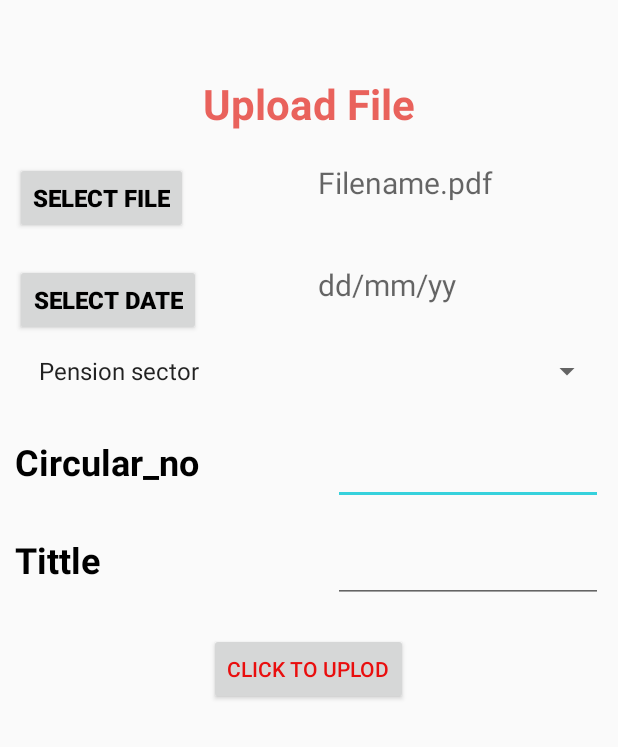
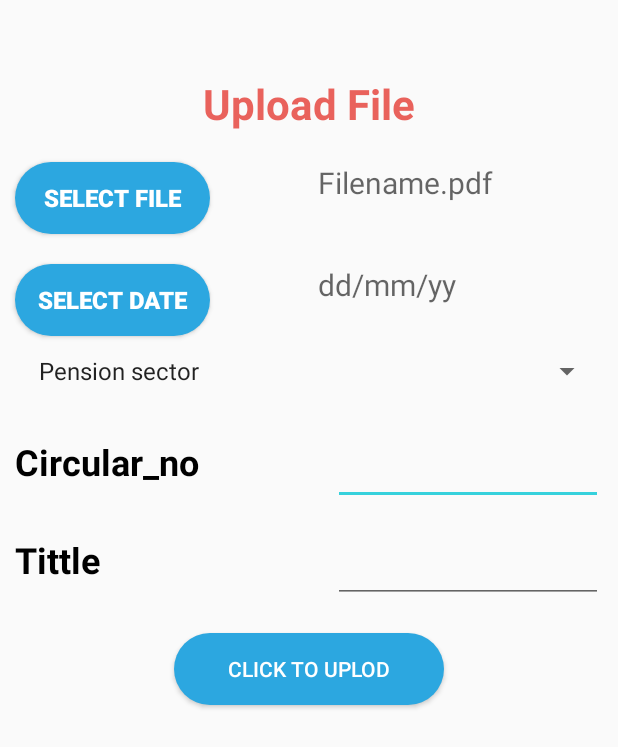
Before and after one commit to SKYLARK-13/MK23_WEBREBELS, an Android app: the AdminActivity screen opened directly, with no data from a screen before it, after a tap on "UPLOAD NOTICE", on a phone screen of 412 x 824 dp. Shown: the top 747 px of the screen. Run offline under Robolectric (Android 15) with nearby library versions, the phone set to English and light mode, and no system bars; our stand-ins replace Firebase (no records; nobody signed in at launch, a user with empty details on screens opened directly); 2 statements that could not run were skipped.

Commit message:
ui changes

```diff
--- a/app/src/main/AndroidManifest.xml
+++ b/app/src/main/AndroidManifest.xml
@@ -20,7 +20,7 @@
         <activity android:name=".ListOptionActivity"></activity>
         <activity
             android:name=".AdminReportActivity"
-            android:theme="@style/Theme.AppCompat.DayNight.DarkActionBar"></activity>
+            android:theme="@style/ThemeOverlay.AppCompat.ActionBar"></activity>
         <activity android:name=".DeletActivity" />
         <activity android:name=".EmailList" />
         <activity android:name=".EmailActivity" />
--- a/app/src/main/res/layout/account_fragment.xml
+++ b/app/src/main/res/layout/account_fragment.xml
@@ -58,7 +58,9 @@
         android:layout_height="50dp"
         android:layout_below="@+id/deletaccount"
         android:text="Delete Account"
+        android:background="@drawable/button"
         android:id="@+id/delete"
+        android:textColor="#fff"
         android:textSize="20sp"
         android:layout_marginTop="20dp"
         android:layout_centerHorizontal="true"/>
--- a/app/src/main/res/layout/activity_delet.xml
+++ b/app/src/main/res/layout/activity_delet.xml
@@ -40,7 +40,6 @@
         android:layout_below="@+id/deletNotice"
         android:layout_centerHorizontal="true"
         android:layout_marginTop="20dp"
-        android:background="#2CA7E0"
         android:textAlignment="center" />
 
     <Button
--- a/app/src/main/res/layout/activity_email.xml
+++ b/app/src/main/res/layout/activity_email.xml
@@ -28,6 +28,7 @@
         android:layout_marginLeft="150dp"
         android:layout_width="150dp"
         android:layout_height="wrap_content"
+        android:layout_centerInParent="true"
         android:text="sendmail"
         android:textSize="18sp"
         android:textColor="#FFF"
--- a/app/src/main/res/layout/activity_file.xml
+++ b/app/src/main/res/layout/activity_file.xml
@@ -18,13 +18,14 @@
 
     <Button
         android:id="@+id/choosefile"
-        android:layout_width="wrap_content"
+        android:layout_width="130dp"
         android:layout_height="wrap_content"
         android:text="Select file"
         android:textSize="16sp"
         android:layout_below="@+id/textview6"
+        android:background="@drawable/button"
         android:layout_marginLeft="10dp"
-        android:textColor="#000000"
+        android:textColor="#fff"
         android:textStyle="bold"
 
         android:layout_marginTop="20dp"
@@ -41,17 +42,18 @@
         android:layout_marginTop="20dp"
         android:scrollbarAlwaysDrawHorizontalTrack="true"/>
 <Button
-    android:layout_width="wrap_content"
+    android:layout_width="130dp"
     android:layout_height="wrap_content"
     android:text="Select Date"
     android:textSize="16sp"
     android:layout_below="@+id/choosefile"
+    android:background="@drawable/button"
     android:layout_marginLeft="10dp"
     android:id="@+id/choosedate"
     android:layout_marginTop="20dp"
     android:layout_alignParentLeft="true"
     android:textStyle="bold"
-    android:textColor="#000000"/>
+    android:textColor="#fff"/>
     <TextView
         android:id="@+id/date1"
         android:layout_width="180dp"
@@ -127,17 +129,18 @@
         />
 
     <Button
-        android:layout_width="wrap_content"
+        android:layout_width="180dp"
         android:layout_height="wrap_content"
         android:text="Click to uplod"
         android:layout_below="@+id/tittle1"
+        android:background="@drawable/button"
         android:layout_marginTop="20dp"
         android:layout_marginRight="10dp"
         android:layout_marginLeft="10dp"
         android:textAlignment="center"
         android:layout_centerHorizontal="true"
         android:id="@+id/uploadfile"
-        android:textColor="#E90E0E"/>
+        android:textColor="#fff"/>
 
 
 </RelativeLayout>
--- a/app/src/main/res/layout/activity_viewedby.xml
+++ b/app/src/main/res/layout/activity_viewedby.xml
@@ -5,10 +5,15 @@
     android:layout_width="match_parent"
     android:layout_height="match_parent"
     tools:context=".ViewedbyActivity">
+
+    <include
+        layout="@layout/appbar"></include>
+
     <androidx.recyclerview.widget.RecyclerView
         android:id="@+id/recyclerview_seenby"
         android:layout_width="match_parent"
         android:layout_height="match_parent"
+        android:layout_marginTop="80dp"
         app:layout_constraintTop_toTopOf="parent"
         app:layout_constraintLeft_toLeftOf="parent"
         app:layout_constraintRight_toRightOf="parent">
--- a/app/src/main/res/layout/content_main.xml
+++ b/app/src/main/res/layout/content_main.xml
@@ -17,4 +17,5 @@
         app:layout_constraintRight_toRightOf="parent"
         app:layout_constraintTop_toTopOf="parent"
         app:navGraph="@navigation/mobile_navigation" />
+
 </androidx.constraintlayout.widget.ConstraintLayout>
--- a/app/src/main/res/layout/feedback_fragment.xml
+++ b/app/src/main/res/layout/feedback_fragment.xml
@@ -60,10 +60,11 @@
         android:id="@+id/btt_feedback"
         android:layout_width="wrap_content"
         android:layout_height="wrap_content"
-        android:layout_centerHorizontal="true"
+        android:layout_centerInParent="true"
+        android:background="@drawable/button"
+        android:textColor="#fff"
         android:layout_marginStart="150dp"
         android:layout_marginTop="30dp"
-        android:gravity="center_horizontal"
         android:text="Send"
         android:layout_below="@+id/ratingBar"/>
 
--- a/app/src/main/res/layout/seenby.xml
+++ b/app/src/main/res/layout/seenby.xml
@@ -4,6 +4,7 @@
     android:layout_margin="5dp"
     android:layout_height="wrap_content"
     android:id="@+id/linearLayoutseenby">
+
     <RelativeLayout
         android:layout_width="match_parent"
         android:layout_height="match_parent">
```
Also changed, not shown: app/src/main/res/layout/activity_admin.xml (+31 -31 lines), app/src/main/res/layout/fragment_email.xml (+8 -2 lines).
